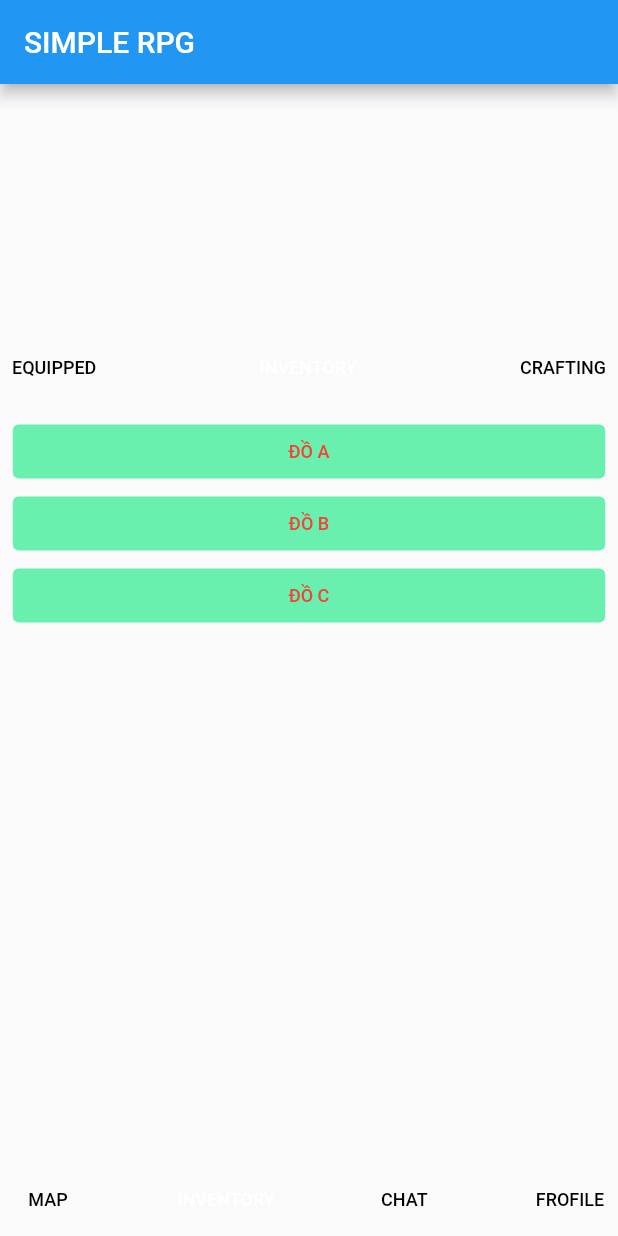
After one commit to phuc1710/Intro2SE-Simple-RPG, a Flutter app: the MyHomePage screen opened directly, on a phone screen of 412 x 824 dp. The commit adds this screen. Run offline on Flutter 3.47's test engine with Material 2 defaults, Android fonts, the phone set to English and light mode, and no system bars; our stand-ins replace firebase_core, firebase_database; accounts and stored records are empty.

Commit message:
Update INVENTORY
Update INVENTORY

```diff
--- /dev/null
+++ b/lib/screens/Inventory/INVENTORY/INVENTORY.dart
@@ -0,0 +1,196 @@
+import 'package:flutter/material.dart';
+
+class INVENTORY extends StatelessWidget {
+  @override
+  Widget build(BuildContext context) {
+    return MaterialApp(
+      title: 'Generated App',
+      theme: ThemeData(
+        primarySwatch: Colors.blue,
+        primaryColor: const Color(0xFF2196f3),
+        accentColor: const Color(0xFF0067ba),
+        canvasColor: const Color(0xFFb6b6b6),
+      ),
+      home: MyHomePage(),
+    );
+  }
+}
+
+class MyHomePage extends StatefulWidget {
+  MyHomePage({Key? key}) : super(key: key);
+  @override
+  _MyHomePageState createState() => _MyHomePageState();
+}
+
+class _MyHomePageState extends State<MyHomePage> {
+  @override
+  Widget build(BuildContext context) {
+    return Scaffold(
+      appBar: AppBar(
+        title: Text('SIMPLE RPG'),
+      ),
+      body: Column(
+          mainAxisAlignment: MainAxisAlignment.end,
+          mainAxisSize: MainAxisSize.max,
+          crossAxisAlignment: CrossAxisAlignment.center,
+          children: <Widget>[
+            Row(
+                mainAxisAlignment: MainAxisAlignment.spaceBetween,
+                mainAxisSize: MainAxisSize.max,
+                crossAxisAlignment: CrossAxisAlignment.center,
+                children: <Widget>[
+                  TextButton(
+                      key: null,
+                      onPressed: buttonPressed,
+                      child: Text(
+                        "EQUIPPED",
+                        style: TextStyle(
+                            fontSize: 12.0,
+                            color: const Color(0xFF000000),
+                            fontWeight: FontWeight.w500,
+                            fontFamily: "Roboto"),
+                      )),
+                  TextButton(
+                      key: null,
+                      onPressed: buttonPressed,
+                      child: Text(
+                        "INVENTORY",
+                        style: TextStyle(
+                            fontSize: 12.0,
+                            color: const Color(0xFFffffff),
+                            fontWeight: FontWeight.w500,
+                            fontFamily: "Roboto"),
+                      )),
+                  TextButton(
+                      key: null,
+                      onPressed: buttonPressed,
+                      child: Text(
+                        "CRAFTING",
+                        style: TextStyle(
+                            fontSize: 12.0,
+                            color: const Color(0xFF000000),
+                            fontWeight: FontWeight.w500,
+                            fontFamily: "Roboto"),
+                      ))
+                ]),
+            SizedBox(
+              height: 507,
+              width: 411,
+              child: ListView(
+                padding: const EdgeInsets.all(8),
+                children: <Widget>[
+                  TextButton(
+                      key: null,
+                      onPressed: buttonPressed,
+                      child: Text(
+                        "ĐỒ A",
+                        style: TextStyle(
+                            fontSize: 12.0,
+                            //color: const Color(0xFF000003),
+                            fontWeight: FontWeight.w500,
+                            fontFamily: "Roboto"),
+                      ),
+                      style: ButtonStyle(
+                        backgroundColor: MaterialStateProperty.all<Color>(
+                            Colors.greenAccent),
+                        foregroundColor:
+                            MaterialStateProperty.all<Color>(Colors.red),
+                      )),
+                  TextButton(
+                      key: null,
+                      onPressed: buttonPressed,
+                      child: Text(
+                        "ĐỒ B",
+                        style: TextStyle(
+                            fontSize: 12.0,
+                            //color: const Color(0xFF000002),
+                            fontWeight: FontWeight.w500,
+                            fontFamily: "Roboto"),
+                      ),
+                      style: ButtonStyle(
+                        backgroundColor: MaterialStateProperty.all<Color>(
+                            Colors.greenAccent),
+                        foregroundColor:
+                            MaterialStateProperty.all<Color>(Colors.red),
+                      )),
+                  TextButton(
+                      key: null,
+                      onPressed: buttonPressed,
+                      child: Text(
+                        "ĐỒ C",
+                        style: TextStyle(
+                            fontSize: 12.0,
+                            //color: const Color(0xFF000001),
+                            fontWeight: FontWeight.w500,
+                            fontFamily: "Roboto"),
+                      ),
+                      style: ButtonStyle(
+                        backgroundColor: MaterialStateProperty.all<Color>(
+                            Colors.greenAccent),
+                        foregroundColor:
+                            MaterialStateProperty.all<Color>(Colors.red),
+                      )),
+                ],
+              ),
+            ),
+            Row(
+                mainAxisAlignment: MainAxisAlignment.spaceBetween,
+                mainAxisSize: MainAxisSize.max,
+                crossAxisAlignment: CrossAxisAlignment.center,
+                children: <Widget>[
+                  TextButton(
+                      key: null,
+                      onPressed: buttonPressed,
+                      child: Text(
+                        "MAP",
+                        style: TextStyle(
+                            fontSize: 12.0,
+                            color: const Color(0xFF000000),
+                            fontWeight: FontWeight.w500,
+                            fontFamily: "Roboto"),
+                      )),
+                  TextButton(
+                      key: null,
+                      onPressed: buttonPressed,
+                      child: Text(
+                        "INVENTORY",
+                        style: TextStyle(
+                            fontSize: 12.0,
+                            color: const Color(0xFFffffff),
+                            fontWeight: FontWeight.w500,
+                            fontFamily: "Roboto"),
+                      )),
+                  TextButton(
+                      key: null,
+                      onPressed: buttonPressed,
+                      child: Text(
+                        "CHAT",
+                        style: TextStyle(
+                            fontSize: 12.0,
+                            color: const Color(0xFF000000),
+                            fontWeight: FontWeight.w500,
+                            fontFamily: "Roboto"),
+                      )),
+                  TextButton(
+                      key: null,
+                      onPressed: buttonPressed,
+                      child: Text(
+                        "FROFILE",
+                        style: TextStyle(
+                            fontSize: 12.0,
+                            color: const Color(0xFF000000),
+                            fontWeight: FontWeight.w500,
+                            fontFamily: "Roboto"),
+                      ))
+                ])
+          ]),
+      // floatingActionButton: FloatingActionButton(
+      //     backgroundColor: const Color(0xFF043a8a),
+      //     child: Icon(Icons.tablet_android),
+      //     onPressed: fabPressed),
+    );
+  }
+
+  void buttonPressed() {}
+  //void fabPressed() {}
+}
--- a/lib/screens/login/login.dart
+++ b/lib/screens/login/login.dart
@@ -1,6 +1,8 @@
 import 'package:firebase_core/firebase_core.dart';
 import 'package:firebase_database/firebase_database.dart';
 import 'package:flutter/material.dart';
+// ignore: unused_import
+import '../Inventory/INVENTORY/INVENTORY.dart';
 import '../../app.dart';
 import '../../style.dart';
 import '../../models/user.dart';
@@ -108,8 +110,11 @@ class _LoginState extends State<Login> {
                           if (snapshot.value[snapshot.value.keys.elementAt(0)]
                                   ['password'] ==
                               _user.password) {
-                            _showLoggedinDialog(
-                                context); // TODO: Navigate to main screen
+                            _showLoggedinDialog(context);
+                            // Widget screen;
+                            // screen = INVENTORY();
+                            // return MaterialPageRoute(
+                            //     builder: (BuildContext context) => screen);
                           } else {
                             setState(() => passwordValidator =
                                 'Tài khoản hoặc mật khẩu không chính xác!');
```
